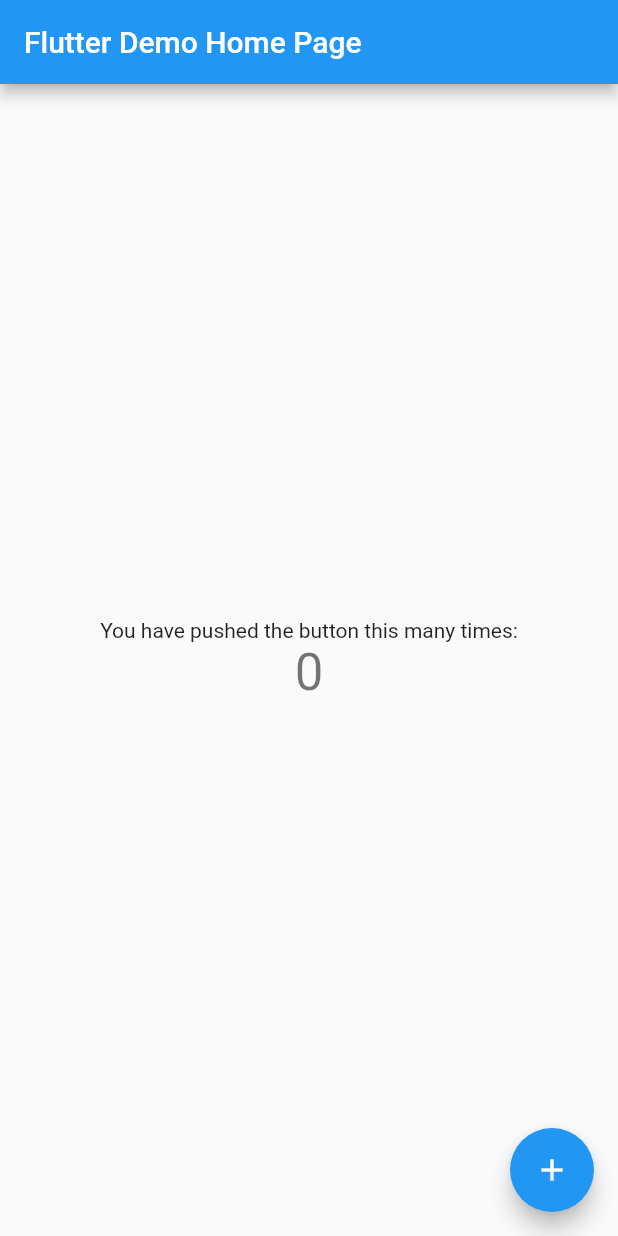
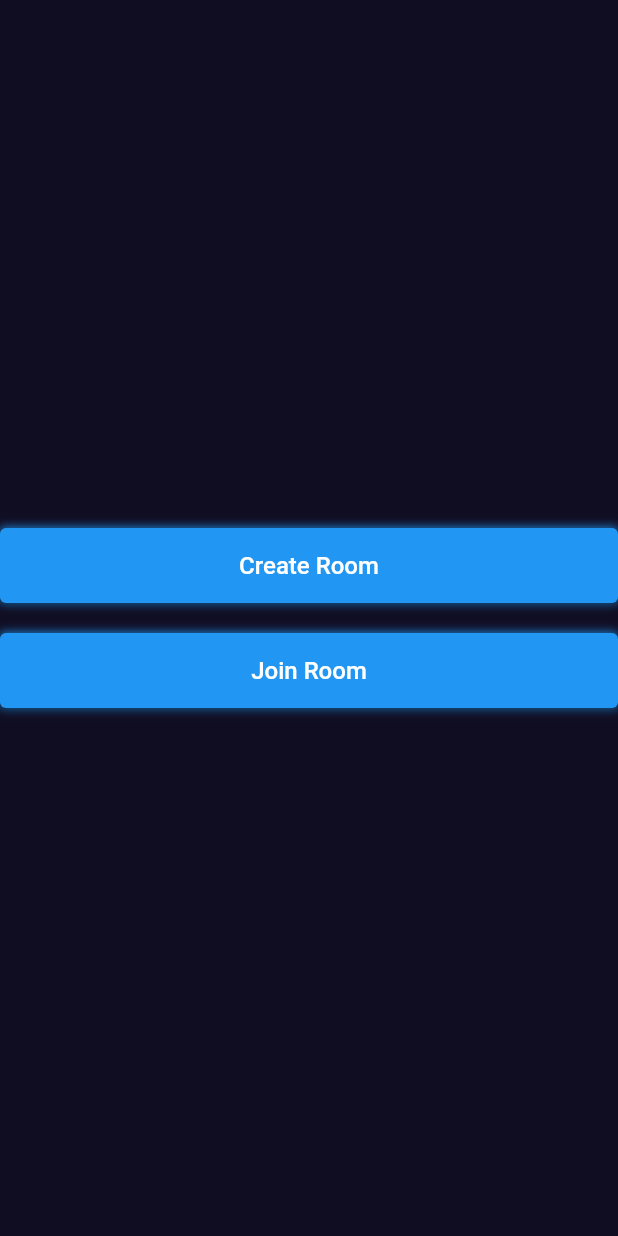
Before and after one commit to chicky-krukie/multiplayer_xoxo, a Flutter app: the screen it shows after launch, on a phone screen of 412 x 824 dp. Run offline on Flutter 3.47's test engine with Material 2 defaults, Android fonts, the light colour scheme and no system bars.

Commit message:
added buttons for main menu

```diff
--- a/lib/main.dart
+++ b/lib/main.dart
@@ -1,4 +1,6 @@
 import 'package:flutter/material.dart';
+import 'package:multiplayer_xoxo/screens/main_menu_screen.dart';
+import 'package:multiplayer_xoxo/utils/colors.dart';
 
 void main() {
   runApp(const MyApp());
@@ -7,109 +9,14 @@
 class MyApp extends StatelessWidget {
   const MyApp({super.key});
 
-  // This widget is the root of your application.
   @override
   Widget build(BuildContext context) {
     return MaterialApp(
       title: 'Flutter Demo',
-      theme: ThemeData(
-        // This is the theme of your application.
-        //
-        // Try running your application with "flutter run". You'll see the
-        // application has a blue toolbar. Then, without quitting the app, try
-        // changing the primarySwatch below to Colors.green and then invoke
-        // "hot reload" (press "r" in the console where you ran "flutter run",
-        // or simply save your changes to "hot reload" in a Flutter IDE).
-        // Notice that the counter didn't reset back to zero; the application
-        // is not restarted.
-        primarySwatch: Colors.blue,
+      theme: ThemeData.dark().copyWith(
+        scaffoldBackgroundColor: bgColor,
       ),
-      home: const MyHomePage(title: 'Flutter Demo Home Page'),
+      home: const MainMenuScreen(),
     );
   }
 }
-
-class MyHomePage extends StatefulWidget {
-  const MyHomePage({super.key, required this.title});
-
-  // This widget is the home page of your application. It is stateful, meaning
-  // that it has a State object (defined below) that contains fields that affect
-  // how it looks.
-
-  // This class is the configuration for the state. It holds the values (in this
-  // case the title) provided by the parent (in this case the App widget) and
-  // used by the build method of the State. Fields in a Widget subclass are
-  // always marked "final".
-
-  final String title;
-
-  @override
-  State<MyHomePage> createState() => _MyHomePageState();
-}
-
-class _MyHomePageState extends State<MyHomePage> {
-  int _counter = 0;
-
-  void _incrementCounter() {
-    setState(() {
-      // This call to setState tells the Flutter framework that something has
-      // changed in this State, which causes it to rerun the build method below
-      // so that the display can reflect the updated values. If we changed
-      // _counter without calling setState(), then the build method would not be
-      // called again, and so nothing would appear to happen.
-      _counter++;
-    });
-  }
-
-  @override
-  Widget build(BuildContext context) {
-    // This method is rerun every time setState is called, for instance as done
-    // by the _incrementCounter method above.
-    //
-    // The Flutter framework has been optimized to make rerunning build methods
-    // fast, so that you can just rebuild anything that needs updating rather
-    // than having to individually change instances of widgets.
-    return Scaffold(
-      appBar: AppBar(
-        // Here we take the value from the MyHomePage object that was created by
-        // the App.build method, and use it to set our appbar title.
-        title: Text(widget.title),
-      ),
-      body: Center(
-        // Center is a layout widget. It takes a single child and positions it
-        // in the middle of the parent.
-        child: Column(
-          // Column is also a layout widget. It takes a list of children and
-          // arranges them vertically. By default, it sizes itself to fit its
-          // children horizontally, and tries to be as tall as its parent.
-          //
-          // Invoke "debug painting" (press "p" in the console, choose the
-          // "Toggle Debug Paint" action from the Flutter Inspector in Android
-          // Studio, or the "Toggle Debug Paint" command in Visual Studio Code)
-          // to see the wireframe for each widget.
-          //
-          // Column has various properties to control how it sizes itself and
-          // how it positions its children. Here we use mainAxisAlignment to
-          // center the children vertically; the main axis here is the vertical
-          // axis because Columns are vertical (the cross axis would be
-          // horizontal).
-          mainAxisAlignment: MainAxisAlignment.center,
-          children: <Widget>[
-            const Text(
-              'You have pushed the button this many times:',
-            ),
-            Text(
-              '$_counter',
-              style: Theme.of(context).textTheme.headline4,
-            ),
-          ],
-        ),
-      ),
-      floatingActionButton: FloatingActionButton(
-        onPressed: _incrementCounter,
-        tooltip: 'Increment',
-        child: const Icon(Icons.add),
-      ), // This trailing comma makes auto-formatting nicer for build methods.
-    );
-  }
-}
--- /dev/null
+++ b/lib/screens/main_menu_screen.dart
@@ -0,0 +1,19 @@
+import 'package:flutter/material.dart';
+import 'package:multiplayer_xoxo/widget/custom_button.dart';
+
+class MainMenuScreen extends StatelessWidget {
+  const MainMenuScreen({super.key});
+
+  @override
+  Widget build(BuildContext context) {
+    return Scaffold(
+        body: Column(
+      mainAxisAlignment: MainAxisAlignment.center,
+      children: [
+        CustomButton(onTap: () {}, text: 'Create Room'),
+        const SizedBox(height: 20),
+        CustomButton(onTap: () {}, text: 'Join Room'),
+      ],
+    ));
+  }
+}
--- /dev/null
+++ b/lib/utils/colors.dart
@@ -0,0 +1,3 @@
+import 'package:flutter/material.dart';
+
+const bgColor = Color.fromRGBO(16, 13, 34, 1);
--- /dev/null
+++ b/lib/widget/custom_button.dart
@@ -0,0 +1,43 @@
+import 'package:flutter/material.dart';
+
+class CustomButton extends StatelessWidget {
+  final VoidCallback onTap;
+  final String text;
+
+  const CustomButton({
+    super.key,
+    required this.onTap,
+    required this.text
+  });
+
+  @override
+  Widget build(BuildContext context) {
+    final width = MediaQuery.of(context).size.width;
+
+    return Container(
+      decoration: const BoxDecoration(
+        boxShadow: [
+          BoxShadow(
+            color: Colors.blue,
+            blurRadius: 5,
+            spreadRadius: 0,
+          )
+        ],
+      ),
+      child: ElevatedButton(
+        onPressed: onTap,
+        style: ElevatedButton.styleFrom(
+          minimumSize: Size(
+            width,
+            50,
+          ),
+        ),
+        child: Text(
+          text,
+          style: const TextStyle(fontSize: 16,
+            ),
+          ),
+      ),
+    );
+  }
+}
```
